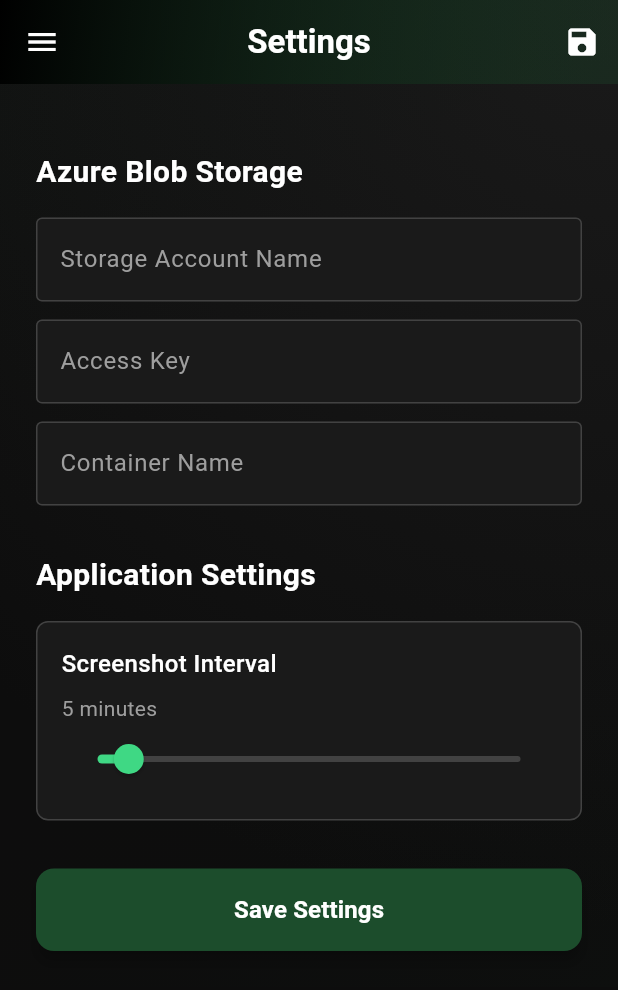
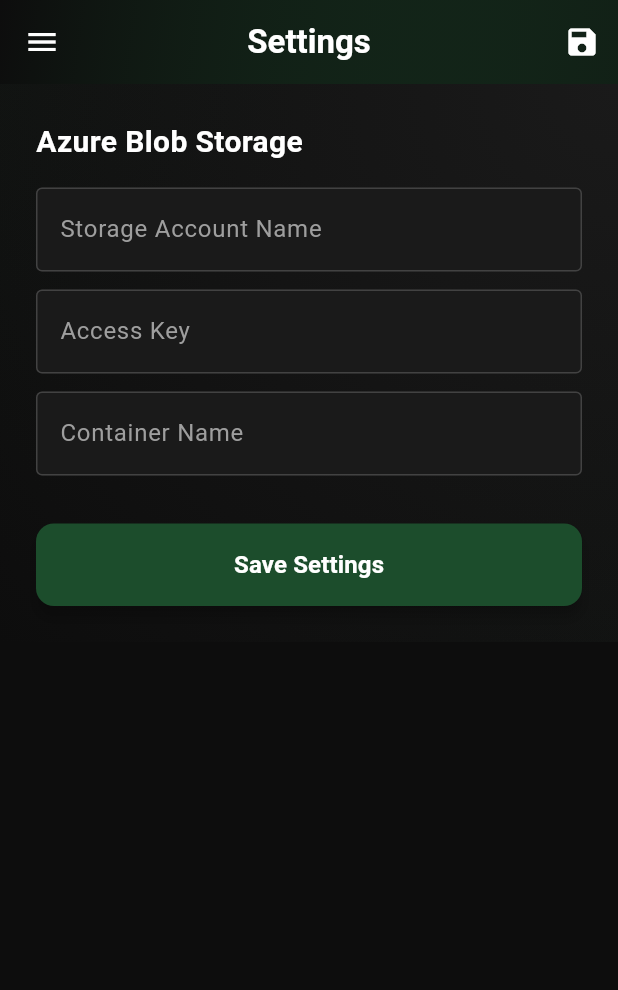
Before and after one commit to asifmehsood/Employee-Productivity-Tracker-Desktop-App, a Flutter app: the SettingsScreen screen opened directly, on a phone screen of 412 x 824 dp. Shown: the top 990 px of the screen. Run offline on Flutter 3.47's test engine with Material 3 defaults, Android fonts, the phone set to English and light mode, and no system bars; our stand-ins replace shared_preferences, sqflite_common_ffi; missing offline and left inert: screen_capturer, tray_manager, window_manager; accounts and stored records are empty.

Commit message:
Resolve some flaws in the navbars of the whole app

```diff
--- a/lib/screens/profile_screen.dart
+++ b/lib/screens/profile_screen.dart
@@ -43,7 +43,7 @@ class _ProfileScreenState extends State<ProfileScreen> {
             gradient: LinearGradient(
               colors: [
                 Colors.black,
-                const Color(0xFF1c4d2c).withOpacity(0.3),
+                const Color(0xFF1c4d2c).withOpacity(1),
               ],
               begin: Alignment.topLeft,
               end: Alignment.bottomRight,
@@ -88,7 +88,7 @@ class _ProfileScreenState extends State<ProfileScreen> {
           }
 
           return SingleChildScrollView(
-            padding: const EdgeInsets.only(top: 80),
+            padding: const EdgeInsets.all(24.0),
             child: Column(
               children: [
                 const SizedBox(height: 40),
--- a/lib/screens/settings_screen.dart
+++ b/lib/screens/settings_screen.dart
@@ -88,17 +88,16 @@ class _SettingsScreenState extends State<SettingsScreen> {
 
     return Scaffold(
       backgroundColor: const Color(0xFF0d0d0d),
-      extendBodyBehindAppBar: true,
       drawer: const AppDrawer(currentPage: DrawerPage.settings),
       appBar: AppBar(
         title: const Text('Settings', style: TextStyle(fontWeight: FontWeight.w600)),
-        backgroundColor: Colors.transparent,
+        backgroundColor: const Color(0xFF0d0d0d),
         elevation: 0,
         flexibleSpace: Container(
           decoration: BoxDecoration(
             gradient: LinearGradient(
               colors: [
-                Colors.black,
+                const Color(0xFF0d0d0d),
                 const Color(0xFF1c4d2c).withOpacity(0.3),
               ],
               begin: Alignment.topLeft,
@@ -139,7 +138,7 @@ class _SettingsScreenState extends State<SettingsScreen> {
           child: Form(
             key: _formKey,
             child: SingleChildScrollView(
-              padding: const EdgeInsets.fromLTRB(24.0, 100.0, 24.0, 24.0),
+              padding: const EdgeInsets.all(24.0),
               child: Column(
                 crossAxisAlignment: CrossAxisAlignment.stretch,
                 children: [
@@ -203,57 +202,6 @@ class _SettingsScreenState extends State<SettingsScreen> {
                   ),
 
                   const SizedBox(height: 32),
-
-                  // App Settings
-                  const Text(
-                    'Application Settings',
-                    style: TextStyle(
-                      fontSize: 20,
-                      fontWeight: FontWeight.bold,
-                      color: Colors.white,
-                    ),
-                  ),
-                  const SizedBox(height: 16),
-                  Container(
-                    padding: const EdgeInsets.all(16),
-                    decoration: BoxDecoration(
-                      color: const Color(0xFF1a1a1a),
-                      borderRadius: BorderRadius.circular(8),
-                      border: Border.all(color: Colors.grey[800]!),
-                    ),
-                    child: Column(
-                      crossAxisAlignment: CrossAxisAlignment.start,
-                      children: [
-                        const Text(
-                          'Screenshot Interval',
-                          style: TextStyle(
-                            color: Colors.white,
-                            fontSize: 16,
-                            fontWeight: FontWeight.w500,
-                          ),
-                        ),
-                        const SizedBox(height: 8),
-                        Text(
-                          '$_screenshotInterval minutes',
-                          style: TextStyle(color: Colors.grey[500]),
-                        ),
-                        Slider(
-                          value: _screenshotInterval.toDouble(),
-                          min: 1,
-                          max: 60,
-                          divisions: 59,
-                          label: '$_screenshotInterval min',
-                          activeColor: const Color(0xFF3fd884),
-                          inactiveColor: Colors.grey[800],
-                          onChanged: (value) {
-                            setState(() => _screenshotInterval = value.toInt());
-                          },
-                        ),
-                      ],
-                    ),
-                  ),
-
-                  const SizedBox(height: 32),
                   ElevatedButton(
                     onPressed: _saveSettings,
                     style: ElevatedButton.styleFrom(
--- a/lib/screens/task_form_screen.dart
+++ b/lib/screens/task_form_screen.dart
@@ -80,16 +80,15 @@ class _TaskFormScreenState extends State<TaskFormScreen> with TickerProviderStat
   @override
   Widget build(BuildContext context) {
     return Scaffold(
-      extendBodyBehindAppBar: true,
       appBar: AppBar(
         title: const Text('Create New Task', style: TextStyle(fontWeight: FontWeight.w600)),
-        backgroundColor: Colors.transparent,
+        backgroundColor: const Color(0xFF0d0d0d),
         elevation: 0,
         flexibleSpace: Container(
           decoration: BoxDecoration(
             gradient: LinearGradient(
               colors: [
-                Colors.black,
+                const Color(0xFF0d0d0d),
                 const Color(0xFF1c4d2c).withOpacity(0.3),
               ],
               begin: Alignment.topLeft,
```
Also changed, not shown: lib/screens/calendar_screen.dart (+3 -7 lines), lib/screens/dashboard_screen.dart (+3 -4 lines), lib/screens/home_screen.dart (+3 -4 lines), lib/screens/task_detail_screen.dart (+5 -4 lines), lib/screens/task_list_screen.dart (+3 -4 lines).
